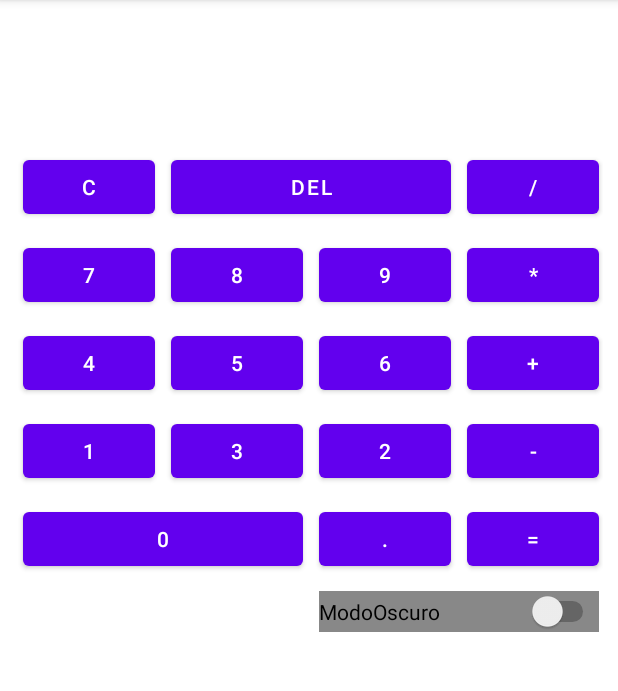
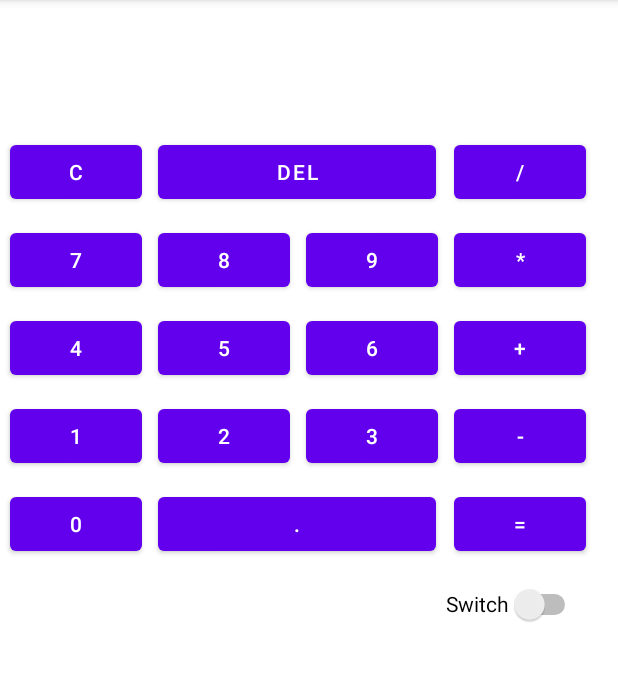
Before and after one commit to Enriquegpb/Caculadora, an Android app: the screen it shows after launch (MainActivity), on a phone screen of 412 x 824 dp, the part 84-775 px from its top. Run offline under Robolectric (Android 15) with nearby library versions, the phone set to English and light mode, and no system bars.

Commit message:
GridLayout

```diff
--- a/app/build.gradle
+++ b/app/build.gradle
@@ -32,6 +32,7 @@ dependencies {
     implementation 'androidx.appcompat:appcompat:1.3.1'
     implementation 'com.google.android.material:material:1.4.0'
     implementation 'androidx.constraintlayout:constraintlayout:2.1.1'
+    implementation 'androidx.gridlayout:gridlayout:1.0.0'
     testImplementation 'junit:junit:4.+'
     androidTestImplementation 'androidx.test.ext:junit:1.1.3'
     androidTestImplementation 'androidx.test.espresso:espresso-core:3.4.0'
--- a/app/src/main/java/com/enrique/caculadora/MainActivity.java
+++ b/app/src/main/java/com/enrique/caculadora/MainActivity.java
@@ -164,7 +164,7 @@ public class MainActivity extends AppCompatActivity {
                 tv.setText(tv.getText().subSequence(0,tv.getText().length()-1));
             }
         });
-        sw.setBackgroundColor(Color.GRAY);
+        //sw.setBackgroundColor(Color.GRAY);
         sw.setOnClickListener(new View.OnClickListener() {
             @Override
             public void onClick(View view) {
--- a/app/src/main/res/layout/activity_main.xml
+++ b/app/src/main/res/layout/activity_main.xml
@@ -1,74 +1,82 @@
 <?xml version="1.0" encoding="utf-8"?>
 <androidx.constraintlayout.widget.ConstraintLayout xmlns:android="http://schemas.android.com/apk/res/android"
+    xmlns:app="http://schemas.android.com/apk/res-auto"
     xmlns:tools="http://schemas.android.com/tools"
     android:id="@+id/contenedor"
     android:layout_width="match_parent"
     android:layout_height="match_parent"
     tools:context=".MainActivity">
 
-    <TableLayout
-        android:layout_width="match_parent"
-        android:layout_height="match_parent"
-        android:layout_margin="10dp"
-        tools:layout_editor_absoluteX="1dp"
-        tools:layout_editor_absoluteY="542dp">
+    <androidx.gridlayout.widget.GridLayout
+        android:id="@+id/gridLayout"
+        android:layout_width="0dp"
+        android:layout_height="0dp"
+        android:layout_marginStart="1dp"
 
-        <TableRow
-            android:layout_width="match_parent"
-            android:layout_height="match_parent">
+        android:layout_marginEnd="1dp"
+        app:layout_constraintBottom_toBottomOf="parent"
+        app:layout_constraintEnd_toEndOf="parent"
+        app:layout_constraintStart_toStartOf="parent"
+        app:layout_constraintTop_toTopOf="parent">
 
         <TextView
             android:id="@+id/textView"
             android:layout_width="match_parent"
-                android:layout_height="match_parent"
-                android:layout_span="4"
-                android:height="85dp" />
-        </TableRow>
-
-        <TableRow
-            android:layout_width="match_parent"
-            android:layout_height="match_parent">
+            android:layout_height="85dp"
+            app:layout_columnSpan="4" />
 
         <Button
             android:id="@+id/button"
             android:layout_width="wrap_content"
             android:layout_height="wrap_content"
             android:layout_margin="5dp"
-                android:text="@string/c" />
+            android:text="@string/c"
+            app:layout_column="0"
+            app:layout_row="1" />
 
         <Button
             android:id="@+id/button2"
+            android:layout_width="185dp"
             android:layout_height="wrap_content"
             android:layout_margin="5dp"
-                android:layout_span="2"
-                android:width="0dp"
-                android:text="@string/del" />
+            android:text="@string/del"
+            app:layout_columnSpan="2" />
 
         <Button
             android:id="@+id/button3"
             android:layout_width="wrap_content"
             android:layout_height="wrap_content"
             android:layout_margin="5dp"
-                android:text="@string/dividir" />
-        </TableRow>
-
-        <TableRow
-            android:layout_width="match_parent"
-            android:layout_height="match_parent">
+            android:text="@string/dividir"
+            app:layout_column="3"
+            app:layout_row="1" />
 
         <Button
             android:id="@+id/button4"
             android:layout_width="wrap_content"
             android:layout_height="wrap_content"
             android:layout_margin="5dp"
-                android:text="@string/_7" />
+            android:text="@string/_7"
+            app:layout_column="0"
+            app:layout_row="2" />
+
+        <Button
+            android:id="@+id/button7"
+            android:layout_width="wrap_content"
+            android:layout_height="wrap_content"
+            android:layout_margin="5dp"
+            android:text="@string/_4"
+            app:layout_column="0"
+            app:layout_row="3" />
 
         <Button
             android:id="@+id/button5"
             android:layout_width="wrap_content"
             android:layout_height="wrap_content"
             android:layout_margin="5dp"
-                android:text="@string/_8" />
+            android:text="@string/_8"
+            app:layout_column="1"
+            app:layout_row="2" />
 
         <Button
             android:id="@+id/button6"
@@ -82,26 +90,18 @@
             android:layout_width="wrap_content"
             android:layout_height="wrap_content"
             android:layout_margin="5dp"
-                android:text="@string/multiplicar" />
-        </TableRow>
-
-        <TableRow
-            android:layout_width="match_parent"
-            android:layout_height="match_parent">
-
-            <Button
-                android:id="@+id/button7"
-                android:layout_width="wrap_content"
-                android:layout_height="wrap_content"
-                android:layout_margin="5dp"
-                android:text="@string/_4" />
+            android:text="@string/multiplicar"
+            app:layout_column="3"
+            app:layout_row="2" />
 
         <Button
             android:id="@+id/button8"
             android:layout_width="wrap_content"
             android:layout_height="wrap_content"
             android:layout_margin="5dp"
-                android:text="@string/_5" />
+            android:text="@string/_5"
+            app:layout_column="1"
+            app:layout_row="3" />
 
         <Button
             android:id="@+id/button9"
@@ -117,18 +117,21 @@
             android:layout_margin="5dp"
             android:text="@string/sumar" />
 
-        </TableRow>
-
-        <TableRow
-            android:layout_width="match_parent"
-            android:layout_height="match_parent">
-
         <Button
             android:id="@+id/button10"
             android:layout_width="wrap_content"
             android:layout_height="wrap_content"
             android:layout_margin="5dp"
-                android:text="@string/_1" />
+            android:text="@string/_1"
+            app:layout_column="0"
+            app:layout_row="4" />
+
+        <Button
+            android:id="@+id/button11"
+            android:layout_width="wrap_content"
+            android:layout_height="wrap_content"
+            android:layout_margin="5dp"
+            android:text="@string/_2" />
 
         <Button
             android:id="@+id/button12"
@@ -138,62 +141,48 @@
             android:text="@string/_3" />
 
         <Button
-                android:id="@+id/button11"
-                android:layout_width="wrap_content"
-                android:layout_height="wrap_content"
-                android:layout_margin="5dp"
-                android:text="@string/_2" />
-
-            <Button
             android:id="@+id/button15"
             android:layout_width="wrap_content"
             android:layout_height="wrap_content"
             android:layout_margin="5dp"
             android:text="@string/restar" />
 
-        </TableRow>
-
-        <TableRow
-            android:layout_width="match_parent"
-            android:layout_height="match_parent">
-
         <Button
             android:id="@+id/button18"
             android:layout_width="wrap_content"
             android:layout_height="wrap_content"
             android:layout_margin="5dp"
-                android:layout_span="2"
-                android:text="@string/_0" />
+            android:text="@string/_0"
+            app:layout_column="0"
+            app:layout_row="5" />
 
         <Button
             android:id="@+id/button17"
-                android:layout_width="wrap_content"
+            android:layout_width="185dp"
             android:layout_height="wrap_content"
             android:layout_margin="5dp"
-                android:text="@string/coma" />
+            android:text="@string/coma"
+            app:layout_column="1"
+            app:layout_columnSpan="2"
+            app:layout_row="5" />
 
         <Button
             android:id="@+id/button16"
             android:layout_width="wrap_content"
             android:layout_height="wrap_content"
             android:layout_margin="5dp"
-                android:text="@string/igual" />
-
-        </TableRow>
-
-        <TableRow
-            android:layout_width="match_parent"
-            android:layout_height="match_parent">
+            android:text="@string/igual"
+            app:layout_column="3"
+            app:layout_row="5" />
 
         <Switch
             android:id="@+id/sw"
             android:layout_width="wrap_content"
             android:layout_height="wrap_content"
-                android:layout_column="2"
-                android:layout_margin="5dp"
-                android:layout_span="2"
-                android:text="ModoOscuro" />
-        </TableRow>
-    </TableLayout>
+            android:minHeight="48dp"
+            android:text="Switch"
+            app:layout_column="3"
+            app:layout_row="6" />
+    </androidx.gridlayout.widget.GridLayout>
 
 </androidx.constraintlayout.widget.ConstraintLayout>
--- a/build.gradle
+++ b/build.gradle
@@ -11,7 +11,6 @@ buildscript {
         // in the individual module build.gradle files
     }
 }
-
 task clean(type: Delete) {
     delete rootProject.buildDir
 }
```
Lines whose indentation alone changed are shown as unchanged.
